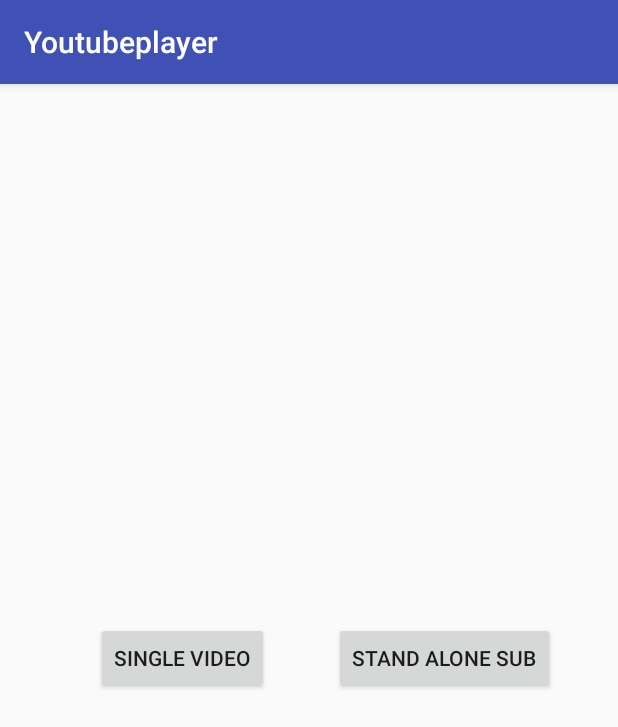
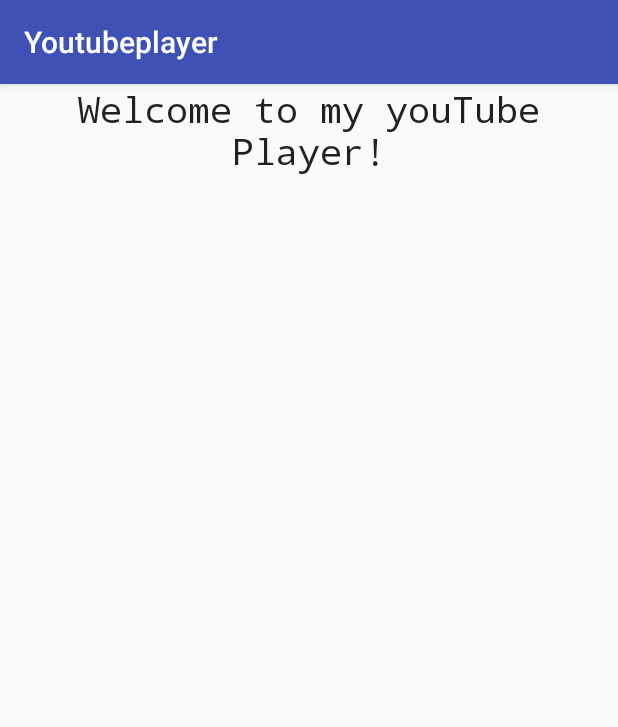
Before and after one commit to Alewis103/YouTubePlayer, an Android app: the first screen one second after launch (MainActivity before the commit, SplashActivity after it), on a phone screen of 412 x 824 dp. Shown: the top 727 px of the screen. Run offline under Robolectric (Android 15) with nearby library versions, the phone set to English and light mode, and no system bars.

Commit message:
add splash screen

```diff
--- /dev/null
+++ b/app/src/main/java/com/alesterlewis/youtubeplayer/SplashActivity.kt
@@ -0,0 +1,47 @@
+package com.alesterlewis.youtubeplayer
+
+import android.content.Intent
+import android.os.Bundle
+import android.os.Handler
+import android.support.v7.app.AppCompatActivity
+
+/**
+ * Created by Alestor Lewis on 2/12/2018.
+ */
+
+class SplashActivity : AppCompatActivity()
+{
+    private var mDelayHandler: Handler? = null
+    private val SPLASH_DELAY: Long = 3000 //3 seconds
+
+    internal val mRunnable: Runnable = Runnable {
+        if (!isFinishing) {
+
+            val intent = Intent(applicationContext, MainActivity::class.java)
+            startActivity(intent)
+            finish()
+        }
+    }
+
+    override fun onCreate(savedInstanceState: Bundle?) {
+        super.onCreate(savedInstanceState)
+        setContentView(R.layout.splash_layout)
+
+        //Initialize the Handler
+        mDelayHandler = Handler()
+
+        //Navigate with delay
+        mDelayHandler!!.postDelayed(mRunnable, SPLASH_DELAY)
+
+    }
+
+    public override fun onDestroy() {
+
+        if (mDelayHandler != null) {
+            mDelayHandler!!.removeCallbacks(mRunnable)
+        }
+
+        super.onDestroy()
+    }
+
+}
--- /dev/null
+++ b/app/src/main/res/layout/splash_layout.xml
@@ -0,0 +1,17 @@
+<?xml version="1.0" encoding="utf-8"?>
+<FrameLayout xmlns:android="http://schemas.android.com/apk/res/android"
+    xmlns:tools="http://schemas.android.com/tools"
+    android:layout_width="match_parent" android:layout_height="match_parent">
+
+
+    <TextView
+        android:id="@+id/textView"
+        android:layout_width="wrap_content"
+        android:layout_height="wrap_content"
+        android:text="@string/welcome"
+        android:textAlignment="center"
+        android:textAppearance="@style/TextAppearance.AppCompat.Body2"
+        android:textSize="24sp"
+        android:typeface="monospace"
+        tools:text="@string/welcome" />
+</FrameLayout>
--- a/app/src/main/res/values/strings.xml
+++ b/app/src/main/res/values/strings.xml
@@ -1,3 +1,4 @@
 <resources>
     <string name="app_name">Youtubeplayer</string>
+    <string name="welcome">Welcome to my youTube Player!</string>
 </resources>
```
Also changed, not shown: app/src/main/AndroidManifest.xml (+9 -5 lines).
